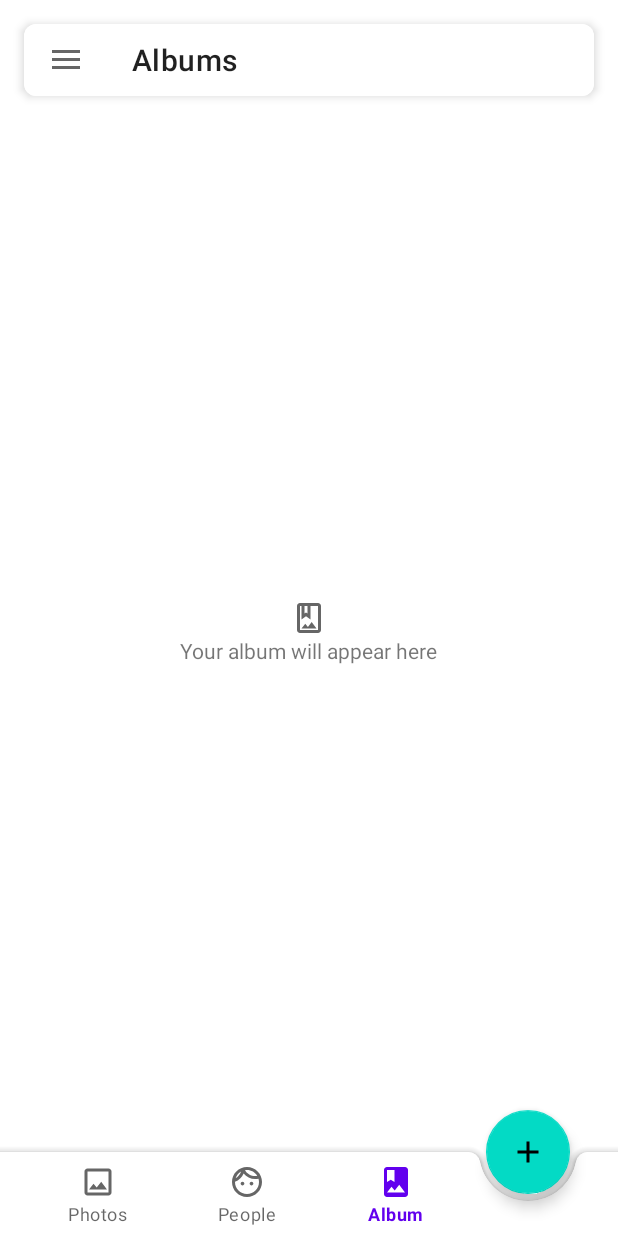
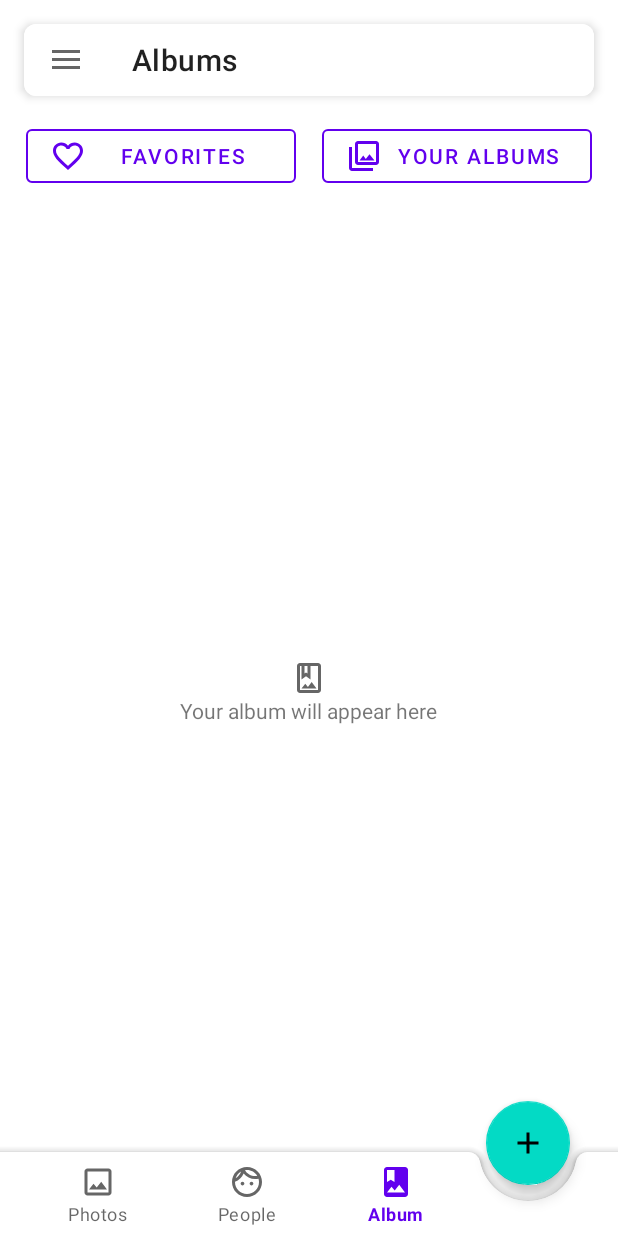
Before and after one commit to qhuydo/lame_photo_viewer, an Android app: the AlbumFragment screen opened through its navigation route, on a phone screen of 412 x 824 dp. Run offline under Robolectric (Android 15) with nearby library versions, the phone set to English and light mode, and no system bars; our stand-ins replace data binding, navigation-ui.

Commit message:
Fix the layout's undefined behaviour in main activity
[*] activity_photos.xml: restructure the layout so that the search bar
    don't overlap with the navigation host fragment.

```diff
--- /dev/null
+++ b/Photos/app/src/main/res/drawable/ic_outline_collections_24.xml
@@ -0,0 +1,10 @@
+<vector xmlns:android="http://schemas.android.com/apk/res/android"
+    android:width="24dp"
+    android:height="24dp"
+    android:viewportWidth="24"
+    android:viewportHeight="24"
+    android:tint="?attr/colorControlNormal">
+  <path
+      android:fillColor="@android:color/white"
+      android:pathData="M20,4v12L8,16L8,4h12m0,-2L8,2c-1.1,0 -2,0.9 -2,2v12c0,1.1 0.9,2 2,2h12c1.1,0 2,-0.9 2,-2L22,4c0,-1.1 -0.9,-2 -2,-2zM11.5,11.67l1.69,2.26 2.48,-3.1L19,15L9,15zM2,6v14c0,1.1 0.9,2 2,2h14v-2L4,20L4,6L2,6z"/>
+</vector>
--- a/Photos/app/src/main/res/layout/activity_photos.xml
+++ b/Photos/app/src/main/res/layout/activity_photos.xml
@@ -16,28 +16,26 @@
             android:layout_width="match_parent"
             android:layout_height="match_parent">
 
-            <androidx.fragment.app.FragmentContainerView
-                android:id="@+id/navHostFragment"
-                android:name="androidx.navigation.fragment.NavHostFragment"
-                android:layout_width="match_parent"
-                android:layout_height="match_parent"
-                app:defaultNavHost="true"
-                app:navGraph="@navigation/navigation"
-                tools:layout="@layout/fragment_photos" />
-
             <include
                 android:id="@+id/top_app_bar"
                 layout="@layout/search_bar" />
 
-            <com.google.android.material.floatingactionbutton.FloatingActionButton
-                android:id="@+id/fab"
-                android:layout_width="wrap_content"
-                android:layout_height="wrap_content"
-                android:layout_marginBottom="16dp"
-                android:contentDescription="@string/create"
-                android:src="@drawable/ic_baseline_add_24"
-                app:layout_anchor="@id/bottom_app_bar"
-                app:layout_anchorGravity="bottom|end" />
+            <FrameLayout
+                android:layout_width="match_parent"
+                android:layout_height="match_parent"
+                android:clipToPadding="true"
+                app:layout_behavior="@string/appbar_scrolling_view_behavior">
+
+                <androidx.fragment.app.FragmentContainerView
+                    android:id="@+id/navHostFragment"
+                    android:name="androidx.navigation.fragment.NavHostFragment"
+                    android:layout_width="match_parent"
+                    android:layout_height="match_parent"
+                    app:defaultNavHost="true"
+                    app:navGraph="@navigation/navigation"
+                    tools:layout="@layout/fragment_album" />
+
+            </FrameLayout>
 
             <com.google.android.material.bottomappbar.BottomAppBar
                 android:id="@+id/bottom_app_bar"
@@ -59,17 +57,29 @@
 
             </com.google.android.material.bottomappbar.BottomAppBar>
 
+            <com.google.android.material.floatingactionbutton.FloatingActionButton
+                android:id="@+id/fab"
+                android:layout_width="wrap_content"
+                android:layout_height="wrap_content"
+                android:layout_marginBottom="16dp"
+                android:contentDescription="@string/create"
+                android:src="@drawable/ic_baseline_add_24"
+                app:layout_anchor="@id/bottom_app_bar"
+                app:layout_anchorGravity="bottom|end"
+                app:useCompatPadding="true" />
+
         </androidx.coordinatorlayout.widget.CoordinatorLayout>
+
 
         <!-- This should be the last element in this layout-->
         <com.google.android.material.navigation.NavigationView
             android:id="@+id/navView"
-            android:layout_width="wrap_content"
+            android:layout_width="match_parent"
             android:layout_height="match_parent"
             android:layout_gravity="start"
             android:clipToPadding="false"
-            app:headerLayout="@layout/nav_header2"
+            app:headerLayout="@layout/nav_header"
             app:menu="@menu/navdrawer_menu" />
+    </androidx.drawerlayout.widget.DrawerLayout>
 
-    </androidx.drawerlayout.widget.DrawerLayout>
 </layout>
--- a/Photos/app/src/main/res/layout/fragment_album.xml
+++ b/Photos/app/src/main/res/layout/fragment_album.xml
@@ -2,9 +2,46 @@
 <androidx.constraintlayout.widget.ConstraintLayout xmlns:android="http://schemas.android.com/apk/res/android"
     xmlns:app="http://schemas.android.com/apk/res-auto"
     xmlns:tools="http://schemas.android.com/tools"
-    android:background="?colorSurface"
     android:layout_width="match_parent"
-    android:layout_height="match_parent">
+    android:layout_height="match_parent"
+    android:background="?colorSurface">
+
+    <androidx.core.widget.NestedScrollView
+        android:layout_width="match_parent"
+        android:layout_height="wrap_content"
+        app:layout_constraintStart_toStartOf="parent"
+        app:layout_constraintTop_toTopOf="parent">
+
+        <androidx.constraintlayout.widget.ConstraintLayout
+            android:layout_width="match_parent"
+            android:layout_height="match_parent">
+
+            <Button
+                android:id="@+id/favorites"
+                style="@style/Theme.Photos.OutlineButton"
+                android:layout_width="180dp"
+                android:layout_height="wrap_content"
+                android:text="@string/favorites_title"
+                app:icon="@drawable/ic_outline_favorite_border_24"
+                app:layout_constraintEnd_toStartOf="@+id/custom_album"
+                app:layout_constraintHorizontal_bias="0.5"
+                app:layout_constraintStart_toStartOf="parent"
+                app:layout_constraintTop_toTopOf="parent" />
+
+            <Button
+                android:id="@+id/custom_album"
+                style="@style/Theme.Photos.OutlineButton"
+                android:layout_width="180dp"
+                android:layout_height="wrap_content"
+                android:text="@string/custom_album_title"
+                app:icon="@drawable/ic_outline_collections_24"
+                app:layout_constraintEnd_toEndOf="parent"
+                app:layout_constraintHorizontal_bias="0.5"
+                app:layout_constraintStart_toEndOf="@+id/favorites"
+                app:layout_constraintTop_toTopOf="parent" />
+
+        </androidx.constraintlayout.widget.ConstraintLayout>
+    </androidx.core.widget.NestedScrollView>
 
     <ImageView
         android:id="@+id/imageView2"
@@ -25,4 +62,5 @@
         app:layout_constraintEnd_toEndOf="parent"
         app:layout_constraintStart_toStartOf="parent"
         app:layout_constraintTop_toBottomOf="@+id/imageView2" />
+
 </androidx.constraintlayout.widget.ConstraintLayout>
--- a/Photos/app/src/main/res/values/strings.xml
+++ b/Photos/app/src/main/res/values/strings.xml
@@ -12,4 +12,5 @@
     <string name="file_explorer_title">File explorer</string>
     <string name="trash">Trash</string>
     <string name="create">Create</string>
+    <string name="custom_album_title">Your albums</string>
 </resources>
--- a/Photos/app/src/main/res/values/themes.xml
+++ b/Photos/app/src/main/res/values/themes.xml
@@ -40,6 +40,11 @@
         <item name="android:windowBackground">@drawable/splash_background</item>
     </style>
 
+    <style name="Theme.Photos.OutlineButton" parent="Widget.MaterialComponents.Button.OutlinedButton">
+        <item name="strokeColor">?colorPrimary</item>
+        <item name="cornerRadius">4dp</item>
+    </style>
+
 
     <color name="search_bar_background">@color/white</color>
     <dimen name="search_bar_text_size">16dp</dimen>
```
